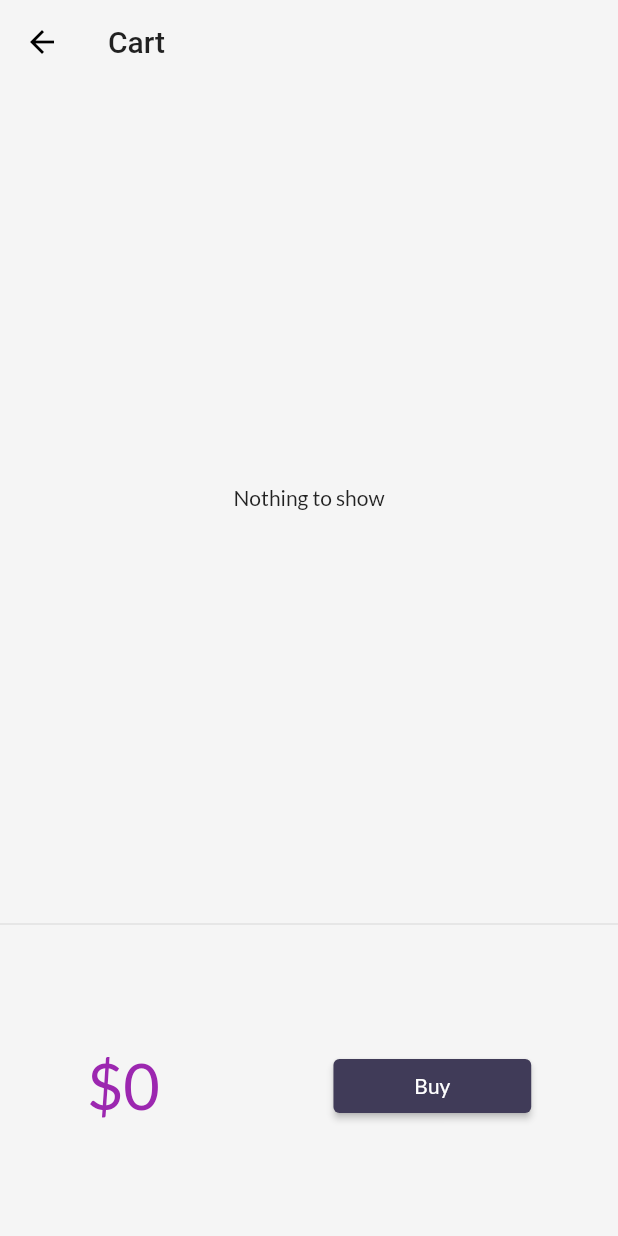
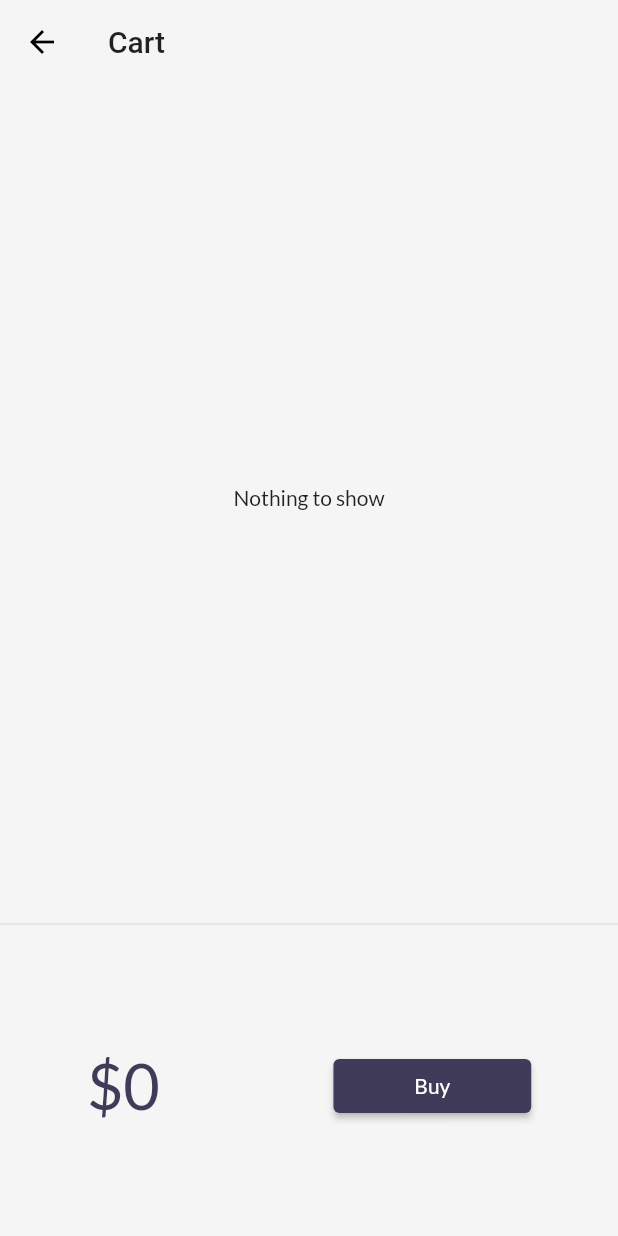
Before and after one commit to lakhwinder764/catalog_project_1, a Flutter app: the CartPage screen opened by its route, on a phone screen of 412 x 824 dp. Run offline on Flutter 3.47's test engine with Material 2 defaults, Android fonts, the phone set to English and light mode, and no system bars; drawn by our look-alikes of velocity_x; our stand-ins replace google_fonts; network calls fail.

```diff
--- /dev/null
+++ b/lib/core/store.dart
@@ -0,0 +1,14 @@
+import 'package:velocity_x/velocity_x.dart';
+
+import 'package:shopping/models/cart.dart';
+import 'package:shopping/models/catalog.dart';
+
+class MyStore extends VxStore {
+  late CataLOgModel catalog;
+  late CartModel cart;
+  MyStore() {
+    catalog = CataLOgModel();
+    cart = CartModel();
+    cart.catalog = catalog;
+  }
+}
--- a/lib/main.dart
+++ b/lib/main.dart
@@ -3,10 +3,12 @@ import 'package:shopping/pages/cart_page.dart';
 import 'package:shopping/pages/login_page.dart';
 import 'package:shopping/utils/routes.dart';
 import 'package:shopping/widgets/themes.dart';
+import 'package:velocity_x/velocity_x.dart';
 import '../pages/home_page.dart';
+import 'core/store.dart';
 
 void main() {
-  runApp(MyApp());
+  runApp(VxState(store: MyStore(), child: MyApp()));
 }
 
 class MyApp extends StatelessWidget {
--- a/lib/models/cart.dart
+++ b/lib/models/cart.dart
@@ -1,10 +1,8 @@
+import 'package:shopping/core/store.dart';
 import 'package:shopping/models/catalog.dart';
+import "package:velocity_x/velocity_x.dart";
 
 class CartModel {
-  static final cartModel = CartModel.internal();
-
-  CartModel.internal();
-  factory CartModel() => cartModel;
   late CataLOgModel _catalog;
 
   final List<int> itemids = [];
@@ -23,12 +21,23 @@ class CartModel {
 
   //Add item
   //
-  void add(Item item) {
-    itemids.add(item.id);
-  }
 
 //remove item
-  void remove(Item item) {
-    itemids.remove(item.id);
+
+}
+
+class Mutation extends VxMutation<MyStore> {
+  final Item item;
+  Mutation(this.item);
+  perform() {
+    store!.cart.itemids.add(item.id);
   }
 }
+
+class RMutation extends VxMutation<MyStore> {
+  final Item item;
+  RMutation(this.item);
+  perform() {
+    store!.cart.itemids.remove(item.id);
+  }
+}
--- a/lib/pages/cart_page.dart
+++ b/lib/pages/cart_page.dart
@@ -1,4 +1,5 @@
 import 'dart:convert';
+import 'package:shopping/core/store.dart';
 import 'package:shopping/models/cart.dart';
 import 'package:shopping/widgets/themes.dart';
 
@@ -28,30 +29,35 @@ class CartPage extends StatelessWidget {
 }
 
 class CartTotal extends StatelessWidget {
-  final cart = CartModel();
-
   CartTotal({Key? key}) : super(key: key);
 
   @override
   Widget build(BuildContext context) {
+    final CartModel cart = (VxState.store as MyStore).cart;
     return SizedBox(
         height: 200,
         child: Row(
           mainAxisAlignment: MainAxisAlignment.spaceAround,
           children: [
-            "\$${cart.TotalPrice}"
-                .text
-                .xl5
-                .color(context.theme.accentColor)
-                .make(),
+            VxConsumer(
+              notifications: {},
+              mutations: {RMutation},
+              builder: (BuildContext context, store, VxStatus? status) {
+                return "\$${cart.TotalPrice}"
+                    .text
+                    .xl5
+                    .color(MyTheme.darkblue)
+                    .make();
+              },
+            ),
             ElevatedButton(
                     onPressed: () {
                       ScaffoldMessenger.of(context).showSnackBar(SnackBar(
                           content: "Buying not supported yet".text.make()));
                     },
                     style: ButtonStyle(
-                        backgroundColor: MaterialStateProperty.all(
-                            context.theme.buttonColor)),
+                        backgroundColor:
+                            MaterialStateProperty.all(MyTheme.darkblue)),
                     child: "Buy".text.white.make())
                 .w32(context)
           ],
@@ -59,17 +65,13 @@ class CartTotal extends StatelessWidget {
   }
 }
 
-class CardList extends StatefulWidget {
+class CardList extends StatelessWidget {
   CardList({Key? key}) : super(key: key);
 
   @override
-  _CardListState createState() => _CardListState();
-}
-
-class _CardListState extends State<CardList> {
-  final cart = CartModel();
-  @override
   Widget build(BuildContext context) {
+    final CartModel cart = (VxState.store as MyStore).cart;
+    VxState.watch(context, on: [RMutation]);
     return cart.items.isEmpty
         ? "Nothing to show".text.makeCentered()
         : ListView.builder(
@@ -79,8 +81,7 @@ class _CardListState extends State<CardList> {
                 trailing: IconButton(
                   icon: Icon(Icons.remove_circle_outline),
                   onPressed: () {
-                    cart.remove(cart.items[index]);
-                    setState(() {});
+                    RMutation(cart.items[index]);
                   },
                 ),
                 title: cart.items[index].name.text.make()));
```
Also changed, not shown: lib/pages/home_widget/add_to_cart.dart (+8 -16 lines).
